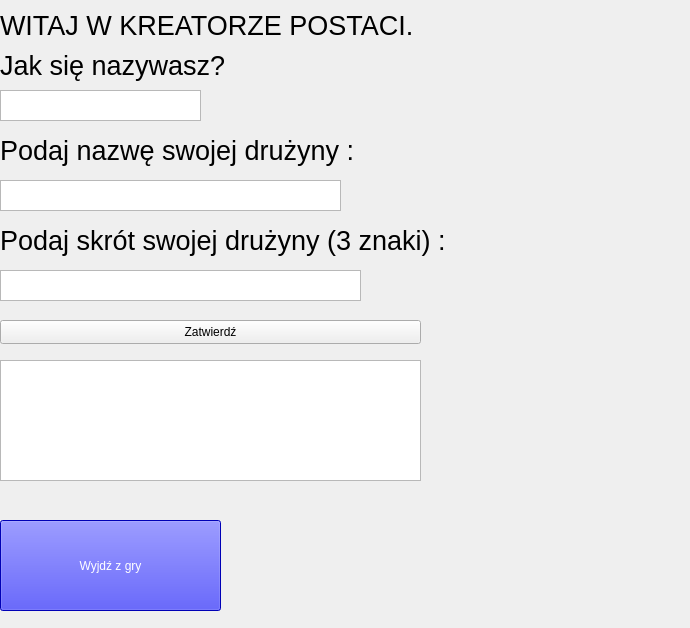
Qt form start_game.ui (DawidO99/FM_QT_Project) before a commit.
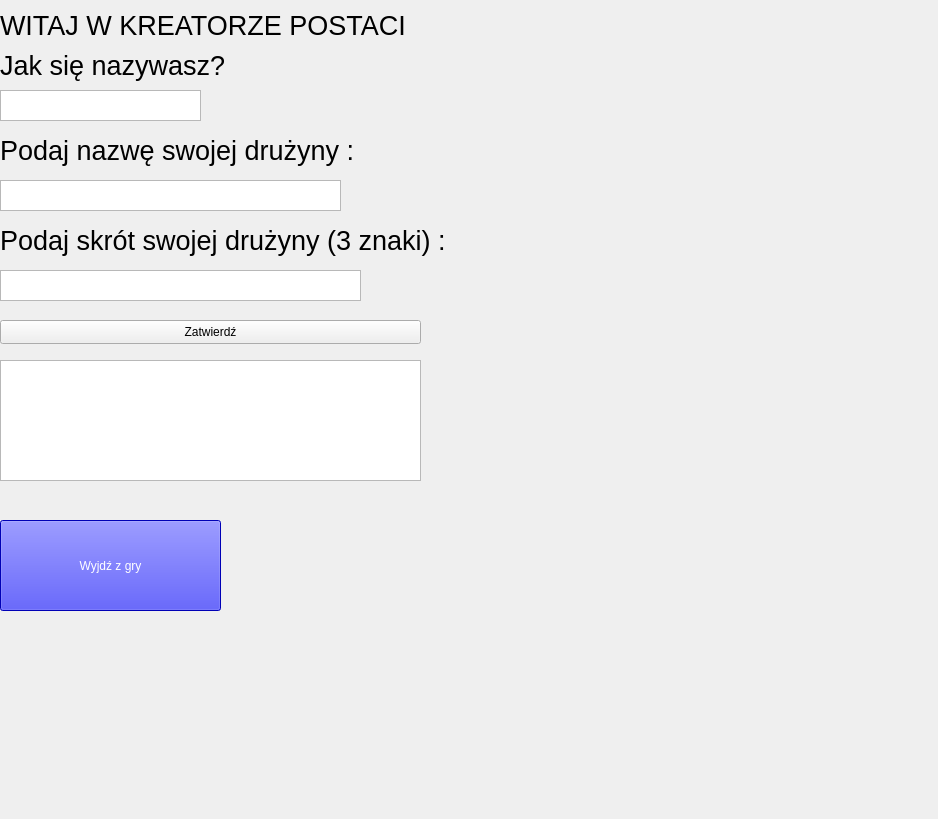
The same form after that commit.

Commit message: 1.Nie wiem dlaczego ale modyfikowanie wizulane za pomocą designera nie daje takiego samego wyniku jak gdy dasz to przez this->setStyleSheet mimo że na logike powinno, bez sensu. Usunąłem i zostawiłem to co w designerze. 2.Przez to jak jest ustrukturyzowany ten start_game ciężko tam jest cokolwiek zrobić z tłem się długo bawiłme nawet i jest jakie jest niestety

What changed in the file:
```diff
--- a/start_game.ui
+++ b/start_game.ui
@@ -6,8 +6,8 @@
    <rect>
     <x>0</x>
     <y>0</y>
-    <width>690</width>
-    <height>628</height>
+    <width>938</width>
+    <height>819</height>
    </rect>
   </property>
   <property name="minimumSize">
@@ -25,6 +25,9 @@
   <property name="windowTitle">
    <string>Form</string>
   </property>
+  <property name="styleSheet">
+   <string notr="true"/>
+  </property>
   <widget class="QLabel" name="welcome_text">
    <property name="geometry">
     <rect>
@@ -40,10 +43,12 @@
     </font>
    </property>
    <property name="styleSheet">
-    <string notr="true">background: none;</string>
+    <string notr="true">background:none;
+color:black;
+</string>
    </property>
    <property name="text">
-    <string>WITAJ W KREATORZE POSTACI.</string>
+    <string>WITAJ W KREATORZE POSTACI</string>
    </property>
   </widget>
   <widget class="QPushButton" name="exit_game">
```
Left out of the diff: 40 changed lines with no effect on the pictures. The commit also changes 5 other files.
